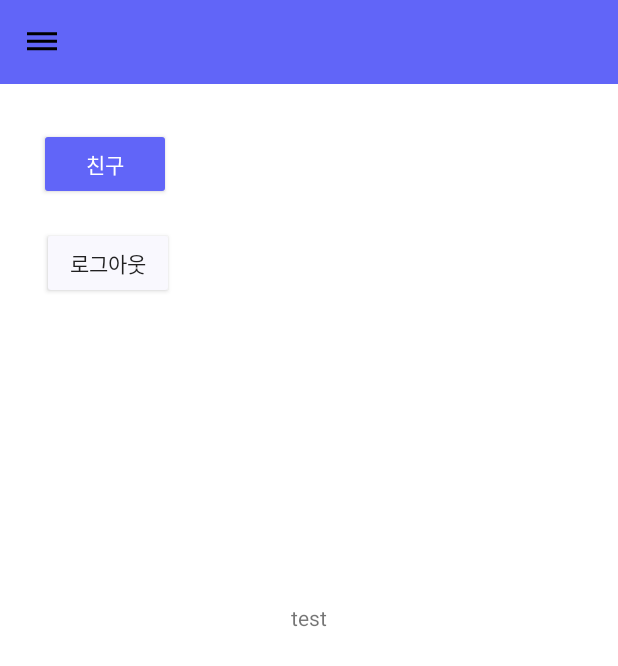
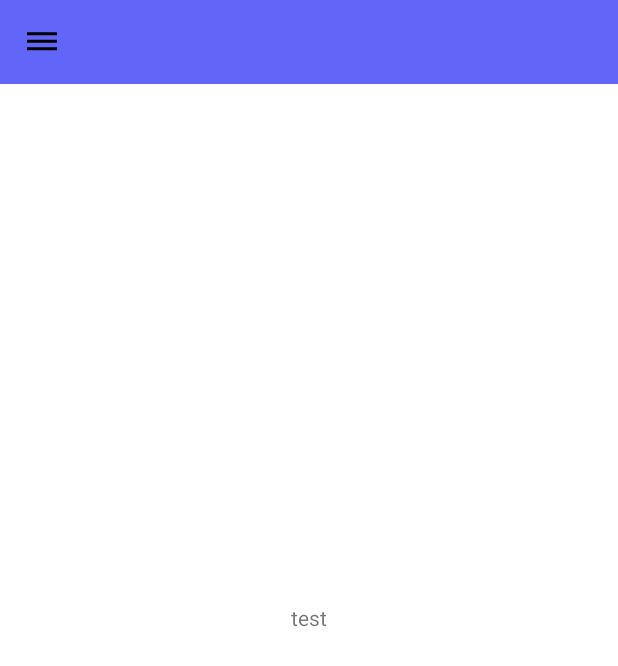
Before and after one commit to minzee09/guru2_15, an Android app: the MainActivity screen opened directly, with no data from a screen before it, on a phone screen of 412 x 824 dp. Shown: the top 666 px of the screen. Run offline under Robolectric (Android 15) with nearby library versions, the phone set to English and light mode, and no system bars; our stand-ins replace Firebase (no records; nobody signed in at launch, a user with empty details on screens opened directly).

Commit message:
navigation

```diff
--- a/app/src/main/java/com/example/guru2_15/FriendListActivity.kt
+++ b/app/src/main/java/com/example/guru2_15/FriendListActivity.kt
@@ -40,7 +40,7 @@ class FriendListActivity : AppCompatActivity(), View.OnClickListener {
     override fun onClick(view: View?) {
         if (view != null) {
             when (view.id) {
-                R.id.logoutButton -> {
+                R.id.app_logout -> {
                     FirebaseAuth.getInstance().signOut()
                     startLoginActivity()
                 }
--- a/app/src/main/java/com/example/guru2_15/MainActivity.kt
+++ b/app/src/main/java/com/example/guru2_15/MainActivity.kt
@@ -15,10 +15,11 @@ import com.google.android.material.navigation.NavigationView
 import com.google.firebase.auth.FirebaseAuth
 import com.google.firebase.ktx.Firebase
 
-class MainActivity : AppCompatActivity(), View.OnClickListener, NavigationView.OnNavigationItemSelectedListener {
+class MainActivity : AppCompatActivity(), NavigationView.OnNavigationItemSelectedListener {
 
     lateinit var drawerLayout : DrawerLayout
     lateinit var navigationView :NavigationView
+
 
     override fun onCreate(savedInstanceState: Bundle?) {
         super.onCreate(savedInstanceState)
@@ -36,7 +37,6 @@ class MainActivity : AppCompatActivity(), View.OnClickListener, NavigationView.O
 
         navigationView = findViewById(R.id.navigationView)
         navigationView.setNavigationItemSelectedListener(this)
-
 
 
 
@@ -59,25 +59,25 @@ class MainActivity : AppCompatActivity(), View.OnClickListener, NavigationView.O
             }
         }
 
-        val logoutBtn: Button = findViewById(R.id.logoutButton)
-        val friendBtn: Button = findViewById(R.id.gotoFriendButton)
+//        val logoutBtn: Button = findViewById(R.id.logoutButton)
+//        val friendBtn: Button = findViewById(R.id.gotoFriendButton)
 
-        logoutBtn.setOnClickListener(this)
-        friendBtn.setOnClickListener(this)
+        //logoutBtn.setOnClickListener(this)
+        //friendBtn.setOnClickListener(this)
     }
 
     //클릭 이벤트 재정의
-    override fun onClick(view: View?) {
-        if (view != null) {
-            when (view.id) {
-                R.id.logoutButton -> {
-                    FirebaseAuth.getInstance().signOut()
-                    startLoginActivity()
-                }
-                R.id.gotoFriendButton -> startActivity(Intent(this, FriendListActivity::class.java))
-            }
-        }
-    }
+//    override fun onClick(view: View?) {
+//        if (view != null) {
+//            when (view.id) {
+//                R.id.logoutButton -> {
+//                    FirebaseAuth.getInstance().signOut()
+//                    startLoginActivity()
+//                }
+//                R.id.gotoFriendButton -> startActivity(Intent(this, FriendListActivity::class.java))
+//            }
+//        }
+//    }
 
     //로그인 액티비티로 이동
     private fun startLoginActivity() {
@@ -98,12 +98,11 @@ class MainActivity : AppCompatActivity(), View.OnClickListener, NavigationView.O
     override fun onNavigationItemSelected(item: MenuItem): Boolean {
         when(item.itemId){
             R.id.home -> {
-                val intent = Intent(this, MyScheFirst::class.java)
-                startActivity(intent)
+                drawerLayout.closeDrawers()
                 return true
             }
             R.id.make -> {
-                val intent = Intent(this, MainActivity2::class.java)
+                val intent = Intent(this, ExecuteActivity::class.java)
                 startActivity(intent)
                 return true
             }
@@ -117,8 +116,20 @@ class MainActivity : AppCompatActivity(), View.OnClickListener, NavigationView.O
                 startActivity(intent)
                 return true
             }
+            R.id.app_logout -> {
+                FirebaseAuth.getInstance().signOut()
+                startLoginActivity()
+            }
         }
         return false
     }
 
+    override fun onBackPressed() {
+        if(drawerLayout.isDrawerOpen(GravityCompat.START)){
+            drawerLayout.closeDrawers()
+        }else{
+            super.onBackPressed()
+        }
+    }
+
 }
--- /dev/null
+++ b/app/src/main/res/drawable/ic_logout.xml
@@ -0,0 +1,5 @@
+<vector android:height="24dp" android:tint="#000000"
+    android:viewportHeight="24" android:viewportWidth="24"
+    android:width="24dp" xmlns:android="http://schemas.android.com/apk/res/android">
+    <path android:fillColor="@android:color/white" android:pathData="M12,2C6.47,2 2,6.47 2,12s4.47,10 10,10 10,-4.47 10,-10S17.53,2 12,2zM17,15.59L15.59,17 12,13.41 8.41,17 7,15.59 10.59,12 7,8.41 8.41,7 12,10.59 15.59,7 17,8.41 13.41,12 17,15.59z"/>
+</vector>
--- a/app/src/main/res/layout/activity_main.xml
+++ b/app/src/main/res/layout/activity_main.xml
@@ -27,33 +27,6 @@
             android:text="test"
             android:layout_centerInParent="true"/>
 
-        <Button
-            android:id="@+id/logoutButton"
-            android:layout_width="wrap_content"
-            android:layout_height="wrap_content"
-            android:layout_alignParentStart="true"
-            android:layout_alignParentTop="true"
-            android:layout_marginStart="28dp"
-            android:layout_marginTop="151dp"
-            android:backgroundTint="@color/main2"
-            android:text="로그아웃"
-            app:layout_constraintTop_toTopOf="parent" />
-
-        <Button
-            android:id="@+id/gotoFriendButton"
-            android:layout_width="wrap_content"
-            android:layout_height="wrap_content"
-            android:layout_alignParentStart="true"
-            android:layout_alignParentTop="true"
-            android:layout_marginStart="26dp"
-            android:layout_marginTop="85dp"
-            android:backgroundTint="@color/main3"
-            android:textColor="@color/white"
-            android:text="친구"
-            app:layout_constraintStart_toEndOf="@+id/logoutButton"
-            tools:layout_editor_absoluteY="0dp" />
-
-
     </RelativeLayout>
 
     <!--navigation drawer-->
--- a/app/src/main/res/menu/menu_navigationmenu.xml
+++ b/app/src/main/res/menu/menu_navigationmenu.xml
@@ -16,33 +16,16 @@
             android:icon="@drawable/ic_baseline_perm_contact_calendar_24"
             android:title="친구 목록" />
 
-    </group>
-
-    <group android:checkableBehavior="single">
         <item
             android:id="@+id/app_info"
             android:icon="@drawable/ic_baseline_error_outline_24"
             android:title="앱 정보"/>
 
         <item
-            android:id="@+id/email1"
-            android:icon="@drawable/ic_account"
-            android:title="김민지"/>
-
-        <item
-            android:id="@+id/email2"
-            android:icon="@drawable/ic_account"
-            android:title="김윤수"/>
-
-        <item
-            android:id="@+id/email3"
-            android:icon="@drawable/ic_account"
-            android:title="김현진"/>
-
-        <item
-            android:id="@+id/email4"
-            android:icon="@drawable/ic_account"
-            android:title="박현진"/>
+            android:id="@+id/app_logout"
+            android:icon="@drawable/ic_logout"
+            android:title="로그아웃"/>
 
     </group>
+
 </menu>
```
Also changed, not shown: app/src/main/res/layout/activity_info.xml (+24 -20 lines).
